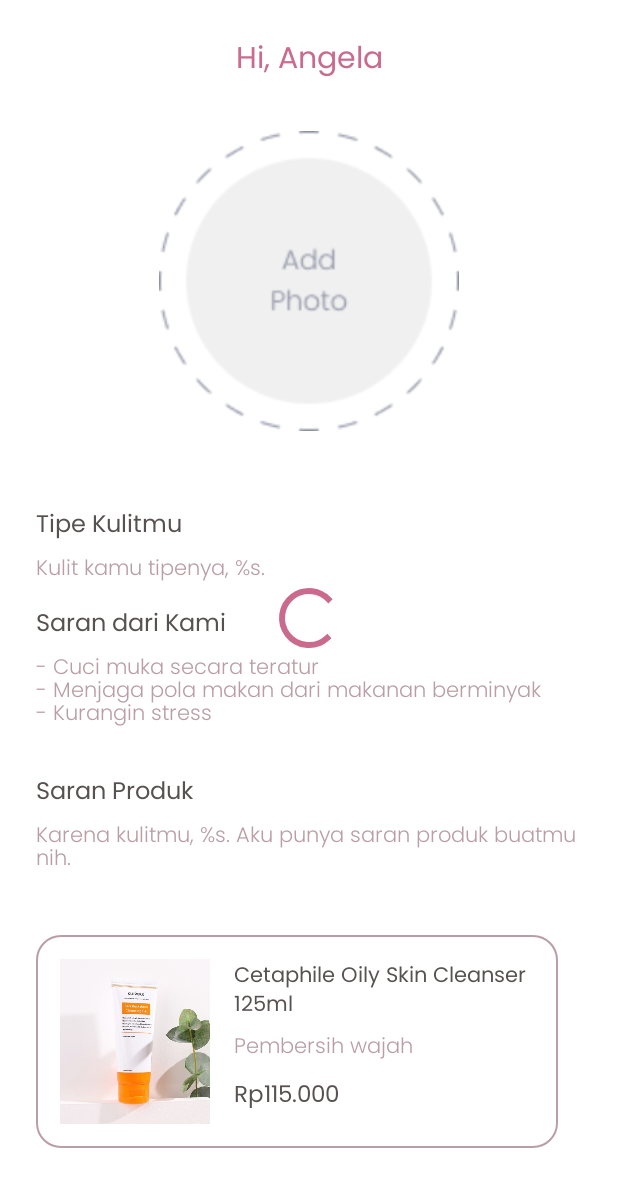
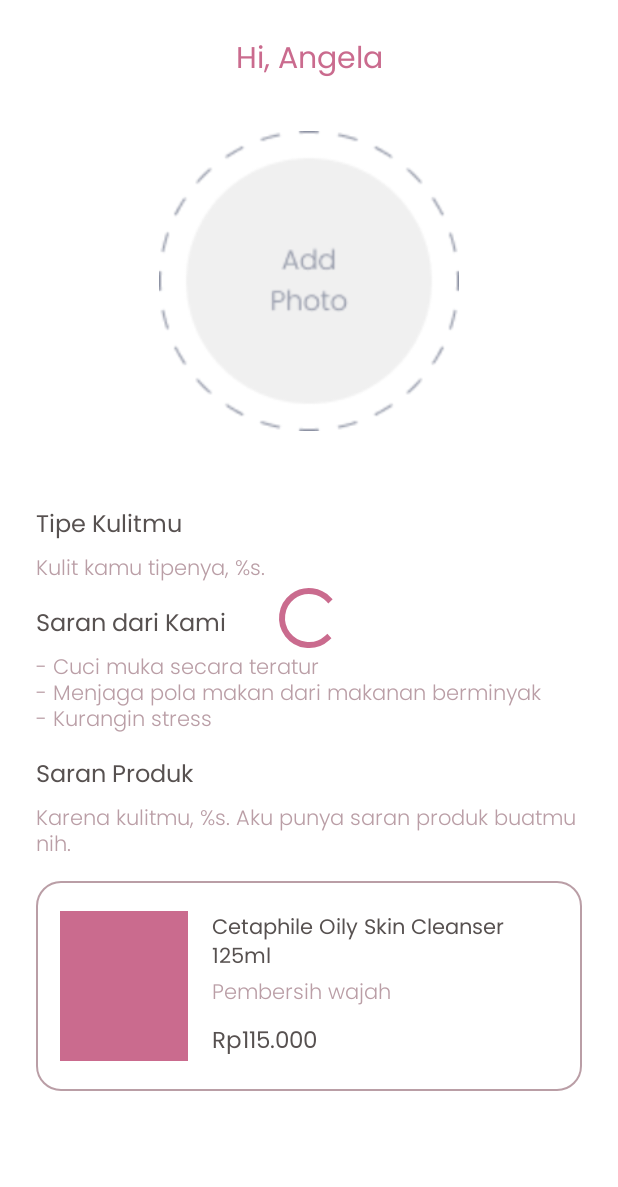
Before and after one commit to wahyurama-creator/B21-CAP0215-MD, an Android app: the layout activity_result.xml on its own in the app's theme, with its tools: preview values and no code run, on a phone screen of 412 x 824 dp. Shown: the top 1187 px of the screen. Run offline under Robolectric (Android 15) with nearby library versions, the phone set to English and light mode, and no system bars.

Commit message:
Update UI for finishing

```diff
--- a/app/src/main/res/layout/activity_home.xml
+++ b/app/src/main/res/layout/activity_home.xml
@@ -109,12 +109,12 @@
         <com.google.android.material.button.MaterialButton
             android:id="@+id/btnUpload"
             android:layout_width="0dp"
-            android:drawableEnd="@drawable/ic_next"
             android:layout_height="wrap_content"
             android:layout_marginHorizontal="24dp"
             android:layout_marginTop="32dp"
             android:layout_marginBottom="24dp"
             android:backgroundTint="@color/color_primary"
+            android:drawableEnd="@drawable/ic_next"
             android:fontFamily="@font/poppins_medium"
             android:padding="10dp"
             android:text="@string/upload_data_diri"
--- a/app/src/main/res/layout/activity_result.xml
+++ b/app/src/main/res/layout/activity_result.xml
@@ -81,7 +81,7 @@
             android:layout_marginStart="24dp"
             android:layout_marginTop="4dp"
             android:layout_marginEnd="24dp"
-            android:lineSpacingExtra="-4dp"
+            android:lineSpacingExtra="-2dp"
             android:text="@string/saran"
             app:layout_constraintEnd_toEndOf="parent"
             app:layout_constraintStart_toStartOf="parent"
@@ -107,7 +107,7 @@
             android:layout_marginStart="24dp"
             android:layout_marginTop="4dp"
             android:layout_marginEnd="24dp"
-            android:lineSpacingExtra="-4dp"
+            android:lineSpacingExtra="-2dp"
             android:text="@string/saran_produk"
             app:layout_constraintEnd_toEndOf="parent"
             app:layout_constraintStart_toStartOf="parent"
@@ -121,9 +121,10 @@
             android:layout_marginBottom="32dp"
             android:clipToPadding="false"
             android:paddingStart="24dp"
-            android:paddingEnd="24dp"
-            app:layout_constraintBottom_toBottomOf="parent"
+            android:paddingEnd="8dp"
             app:layout_constraintTop_toBottomOf="@+id/content_tv_saran_produk"
+            app:layout_constraintEnd_toEndOf="parent"
+            app:layout_constraintStart_toStartOf="parent"
             tools:itemCount="1"
             tools:listitem="@layout/item_product" />
 
--- a/app/src/main/res/layout/item_product.xml
+++ b/app/src/main/res/layout/item_product.xml
@@ -3,21 +3,21 @@
     xmlns:app="http://schemas.android.com/apk/res-auto"
     xmlns:tools="http://schemas.android.com/tools"
     android:layout_width="match_parent"
-    android:layout_height="wrap_content"
+    android:layout_height="140dp"
     android:layout_marginEnd="16dp"
     android:background="@drawable/bg_item_product"
     android:padding="16dp">
 
     <ImageView
         android:id="@+id/iv_product"
-        android:layout_width="100dp"
-        android:layout_height="110dp"
+        android:layout_width="85dp"
+        android:layout_height="100dp"
         android:contentDescription="@string/app_name"
         android:scaleType="centerCrop"
+        android:src="@color/color_text_active"
         app:layout_constraintBottom_toBottomOf="parent"
         app:layout_constraintStart_toStartOf="parent"
-        app:layout_constraintTop_toTopOf="parent"
-        app:srcCompat="@drawable/skin_oily_one" />
+        app:layout_constraintTop_toTopOf="parent" />
 
     <TextView
         android:id="@+id/tv_name_product"
@@ -25,10 +25,12 @@
         android:layout_width="0dp"
         android:layout_height="wrap_content"
         android:layout_marginStart="16dp"
+        android:ellipsize="end"
+        android:maxLines="2"
         android:textSize="14sp"
         app:layout_constraintEnd_toEndOf="parent"
         app:layout_constraintStart_toEndOf="@+id/iv_product"
-        app:layout_constraintTop_toTopOf="parent"
+        app:layout_constraintTop_toTopOf="@+id/iv_product"
         tools:text="Cetaphile Oily Skin Cleanser 125ml" />
 
     <TextView
@@ -36,7 +38,8 @@
         style="@style/TextView.PoppinsLight"
         android:layout_width="0dp"
         android:layout_height="wrap_content"
-        android:layout_marginTop="4dp"
+        android:ellipsize="end"
+        android:maxLines="2"
         app:layout_constraintEnd_toEndOf="parent"
         app:layout_constraintStart_toStartOf="@+id/tv_name_product"
         app:layout_constraintTop_toBottomOf="@+id/tv_name_product"
--- a/app/src/main/res/values/strings.xml
+++ b/app/src/main/res/values/strings.xml
@@ -19,9 +19,9 @@
     <string name="content_tipe_kulit">Kulit kamu tipenya, %s.</string>
     <string name="saran_dari_kami">Saran dari Kami</string>
     <string name="saran">
-        - Cuci muka secara teratur\n- Menjaga pola makan dari makanan berminyak\n- Kurangin stress\n
+        - Cuci muka secara teratur\n- Menjaga pola makan dari makanan berminyak\n- Kurangin stress
     </string>
-    <string name="laki_laki">Laki - Laki</string>
+    <string name="laki_laki">Laki-Laki</string>
     <string name="perempuan">Perempuan</string>
     <string name="saran_produk">Karena kulitmu, %s. Aku punya saran produk buatmu nih.</string>
     <string name="saran_produk_head">Saran Produk</string>
```
Also changed, not shown: app/src/main/java/com/dev/skindec/home/HomeActivity.kt (+8 -8 lines), app/src/main/java/com/dev/skindec/result/ProductAdapter.kt (+0 -9 lines), app/src/main/java/com/dev/skindec/result/ResultActivity.kt (+47 -47 lines), app/src/main/res/drawable/skin_combine_three.jpg (added), app/src/main/res/drawable/skin_combine_two.jpg (added), app/src/main/res/drawable/skin_dry_one.jpg (added), app/src/main/res/drawable/skin_dry_three.jpg (added), app/src/main/res/drawable/skin_dry_two.png (added), app/src/main/res/drawable/skin_normal_three.jpg (added), app/src/main/res/drawable/skin_normal_two.png (added), app/src/main/res/drawable/skin_sensitive_one.jpg (added), app/src/main/res/drawable/skin_sensitive_three.jpg (added), app/src/main/res/drawable/skin_sensitive_two.jpg (added).
